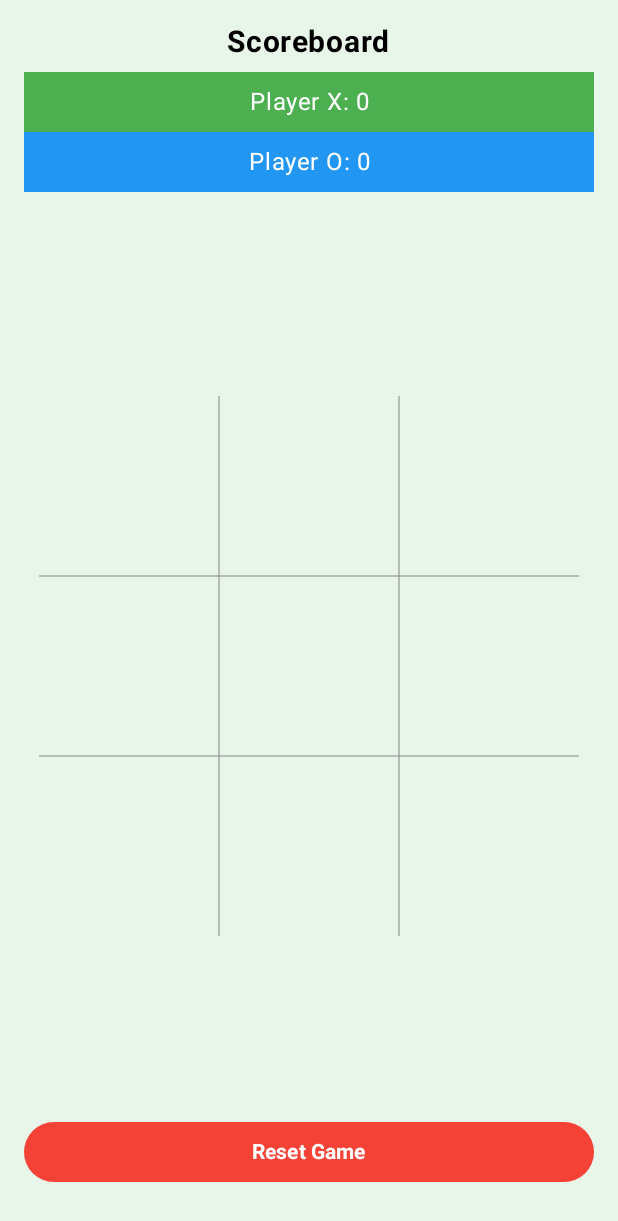
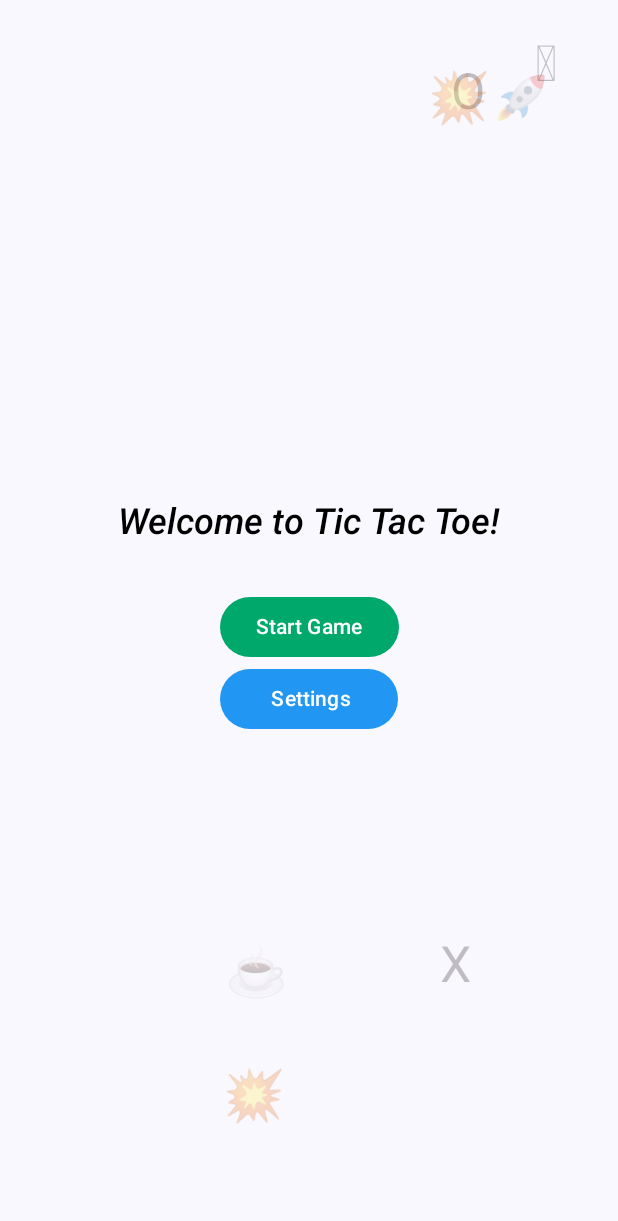
Before and after one commit to hayatnabi/TicTacToeAndroid, an Android app built with Jetpack Compose: the screen it shows after launch (MainActivity), on a phone screen of 412 x 824 dp. Shown: the top 1221 px of the screen. Run offline under Robolectric (Android 15) with nearby library versions, the phone set to English and light mode, and no system bars.

Commit message:
Added main screen random animation using emojies. Added Game Activity and separated code for main screen and game board screen. Added settings activity.

```diff
--- a/app/src/main/java/compose/game/tictactoe/MainActivity.kt
+++ b/app/src/main/java/compose/game/tictactoe/MainActivity.kt
@@ -1,241 +1,173 @@
 package compose.game.tictactoe
 
+import android.content.Intent
 import android.os.Bundle
 import androidx.activity.ComponentActivity
 import androidx.activity.compose.setContent
-import androidx.activity.enableEdgeToEdge
-import androidx.compose.foundation.BorderStroke
-import androidx.compose.foundation.background
-import androidx.compose.foundation.border
-import androidx.compose.foundation.clickable
-import androidx.compose.foundation.layout.Arrangement
+import androidx.compose.animation.core.Animatable
+import androidx.compose.animation.core.AnimationVector1D
+import androidx.compose.animation.core.LinearEasing
+import androidx.compose.animation.core.RepeatMode
+import androidx.compose.animation.core.infiniteRepeatable
+import androidx.compose.animation.core.tween
+import androidx.compose.foundation.Canvas
 import androidx.compose.foundation.layout.Box
 import androidx.compose.foundation.layout.Column
-import androidx.compose.foundation.layout.Row
 import androidx.compose.foundation.layout.Spacer
 import androidx.compose.foundation.layout.fillMaxSize
-import androidx.compose.foundation.layout.fillMaxWidth
-import androidx.compose.foundation.layout.height
 import androidx.compose.foundation.layout.padding
-import androidx.compose.foundation.layout.size
 import androidx.compose.material3.Button
 import androidx.compose.material3.ButtonDefaults
+import androidx.compose.material3.Scaffold
 import androidx.compose.material3.Text
 import androidx.compose.runtime.Composable
-import androidx.compose.runtime.getValue
-import androidx.compose.runtime.mutableIntStateOf
-import androidx.compose.runtime.mutableStateOf
+import androidx.compose.runtime.LaunchedEffect
 import androidx.compose.runtime.remember
-import androidx.compose.runtime.setValue
 import androidx.compose.ui.Alignment
 import androidx.compose.ui.Modifier
-import androidx.compose.ui.draw.drawBehind
-import androidx.compose.ui.geometry.Offset
 import androidx.compose.ui.graphics.Color
-import androidx.compose.ui.graphics.RectangleShape
+import androidx.compose.ui.graphics.nativeCanvas
+import androidx.compose.ui.platform.LocalConfiguration
+import androidx.compose.ui.platform.LocalContext
+import androidx.compose.ui.platform.LocalDensity
+import androidx.compose.ui.text.TextStyle
+import androidx.compose.ui.text.font.FontStyle
 import androidx.compose.ui.text.font.FontWeight
-import androidx.compose.ui.text.style.TextAlign
 import androidx.compose.ui.tooling.preview.Preview
 import androidx.compose.ui.unit.dp
 import androidx.compose.ui.unit.sp
 import compose.game.tictactoe.ui.theme.TicTacToeComposeTheme
+import kotlinx.coroutines.launch
+import kotlin.random.Random
 
 class MainActivity : ComponentActivity() {
     override fun onCreate(savedInstanceState: Bundle?) {
         super.onCreate(savedInstanceState)
         setContent {
             TicTacToeComposeTheme {
-                TicTacToeGameScreen()
+                Scaffold(modifier = Modifier.fillMaxSize()) { innerPadding ->
+                    WelcomeWidget(
+                        name = "Tic Tac Toe",
+                        modifier = Modifier.padding(innerPadding)
+                    )
+                }
             }
         }
     }
 }
 
-@Preview
 @Composable
-fun TicTacToeGameScreen() {
-    var board by remember { mutableStateOf(List(3) { MutableList(3) { "" } }) }
-    var currentPlayer by remember { mutableStateOf("X") }
-    var player1Score by remember { mutableIntStateOf(0) }
-    var player2Score by remember { mutableIntStateOf(0) }
-    var winnerMessage by remember { mutableStateOf<String?>(null) }
+fun WelcomeWidget(name: String, modifier: Modifier = Modifier) {
+    Box(
+        modifier = Modifier
+            .fillMaxSize()
+            .padding(16.dp),
+        contentAlignment = Alignment.Center
+    ) {
+        // Background animation
+        AnimatedEmojiBackground()
 
-    fun checkWinner(): String? {
-        val lines = listOf(
-            // Rows
-            listOf(board[0][0], board[0][1], board[0][2]),
-            listOf(board[1][0], board[1][1], board[1][2]),
-            listOf(board[2][0], board[2][1], board[2][2]),
-            // Columns
-            listOf(board[0][0], board[1][0], board[2][0]),
-            listOf(board[0][1], board[1][1], board[2][1]),
-            listOf(board[0][2], board[1][2], board[2][2]),
-            // Diagonals
-            listOf(board[0][0], board[1][1], board[2][2]),
-            listOf(board[0][2], board[1][1], board[2][0])
-        )
-        for (line in lines) {
-            if (line.all { it == "X" }) return "X"
-            if (line.all { it == "O" }) return "O"
-        }
-        return null
-    }
+        // Foreground content
+        Column(
+            horizontalAlignment = Alignment.CenterHorizontally
+        ) {
+            val context = LocalContext.current
+            Text(
+                text = "Welcome to $name!",
+                color = Color.Black,
+                style = TextStyle(
+                    fontStyle = FontStyle.Italic,
+                    fontWeight = FontWeight(500),
+                    fontSize = 24.sp // Increased font size
+                )
+            )
 
-    fun isBoardFull(): Boolean {
-        return board.flatten().none { it.isEmpty() }
-    }
+            Spacer(modifier = Modifier.padding(top = 32.dp))
 
-    fun handleMove(row: Int, col: Int) {
-        if (board[row][col].isNotEmpty() || winnerMessage != null) return
+            Button(
+                colors = ButtonDefaults.buttonColors(
+                    containerColor = Color(0xFF00A86B), // Jade Green
+                    contentColor = Color.White
+                ),
+                onClick = { context.startActivity(Intent(context, GameActivity::class.java)) }
+            ) {
+                Text(text = "Start Game")
+            }
 
-        board = board.toMutableList().apply {
-            this[row] = this[row].toMutableList().apply {
-                this[col] = currentPlayer
+            Button(
+                colors = ButtonDefaults.buttonColors(
+                    containerColor = Color(0xFF2196F3), // Jade Green
+                    contentColor = Color.White
+                ),
+                onClick = { context.startActivity(Intent(context, SettingsActivity::class.java)) }
+            ) {
+                Text(text = "   Settings  ")
             }
         }
+    }
+}
 
-        val winner = checkWinner()
-        if (winner != null) {
-            winnerMessage = "Player $winner wins!"
-            if (winner == "X") player1Score++ else player2Score++
-        } else if (isBoardFull()) {
-            winnerMessage = "It's a draw!"
-        } else {
-            currentPlayer = if (currentPlayer == "X") "O" else "X"
+@Preview(showBackground = true)
+@Composable
+fun GreetingPreview() {
+    TicTacToeComposeTheme {
+        WelcomeWidget("Tic Tac Toe")
+    }
+}
+
+@Composable
+fun AnimatedEmojiBackground() {
+    val emojis = listOf("X", "O", "\uD83D\uDCA5 ", "🛦", "\uD83D\uDCA5\uD83D\uDE80", "☕")
+    val screenWidth = LocalConfiguration.current.screenWidthDp.dp
+    val screenHeight = LocalConfiguration.current.screenHeightDp.dp
+    val density = LocalDensity.current
+
+    val emojiItems = remember {
+        emojis.map {
+            val x = Random.nextFloat()
+            val y = Animatable(initialValue = Random.nextFloat())
+            EmojiItem(it, x, y)
         }
     }
 
-    fun resetBoard() {
-        board = List(3) { MutableList(3) { "" } }
-        currentPlayer = "X"
-        winnerMessage = null
-    }
-
-    Column(
-        modifier = Modifier
-            .fillMaxSize()
-            .background(Color(0xFFE8F5E9)) // light green
-            .padding(16.dp),
-        verticalArrangement = Arrangement.SpaceBetween
-    ) {
-        Column {
-            // Scoreboard
-            Text("Scoreboard", fontWeight = FontWeight.Bold, fontSize = 20.sp, modifier = Modifier.align(Alignment.CenterHorizontally))
-
-            Spacer(Modifier.height(8.dp))
-
-            Text(
-                text = "Player X: $player1Score",
-                modifier = Modifier
-                    .fillMaxWidth()
-                    .background(Color(0xFF4CAF50)) // Green
-                    .padding(8.dp),
-                color = Color.White,
-                textAlign = TextAlign.Center
-            )
-
-            Text(
-                text = "Player O: $player2Score",
-                modifier = Modifier
-                    .fillMaxWidth()
-                    .background(Color(0xFF2196F3)) // Blue
-                    .padding(8.dp),
-                color = Color.White,
-                textAlign = TextAlign.Center
-            )
-
-            Spacer(Modifier.height(16.dp))
-
-            if (winnerMessage?.isNotEmpty() == true) {
-                Text(
-                    text = winnerMessage.toString(),
-                    fontSize = 22.sp,
-                    fontWeight = FontWeight.Bold,
-                    color = Color.Black,
-                    modifier = Modifier
-                        .padding(bottom = 16.dp)
-                        .align(Alignment.CenterHorizontally)
-                )
-            }
-        }
-
-        // Game board centered vertically and horizontally
-        Box(
-            modifier = Modifier.fillMaxWidth(),
-            contentAlignment = Alignment.Center
-        ) {
-            Column {
-                for (row in 0..2) {
-                    Row {
-                        for (col in 0..2) {
-                            Box(
-                                modifier = Modifier
-                                    .size(120.dp)
-                                    .drawBehind {
-                                        val strokeWidth = 0.7.dp.toPx()
-                                        val gray = Color.Gray
-
-                                        // Right border
-                                        if (col < 2) {
-                                            drawLine(
-                                                color = gray,
-                                                start = Offset(size.width, 0f),
-                                                end = Offset(size.width, size.height),
-                                                strokeWidth = strokeWidth
-                                            )
-                                        }
-                                        // Bottom border
-                                        if (row < 2) {
-                                            drawLine(
-                                                color = gray,
-                                                start = Offset(0f, size.height),
-                                                end = Offset(size.width, size.height),
-                                                strokeWidth = strokeWidth
-                                            )
-                                        }
-                                    }
-                                    .clickable { handleMove(row, col) },
-                                contentAlignment = Alignment.Center
-                            ) {
-                                Box(
-                                    modifier = Modifier
-                                        .fillMaxSize()
-                                        .padding(3.dp)
-                                        .background(
-                                            when (board[row][col]) {
-                                                "X" -> Color(0xFFC8E6C9) // Green
-                                                "O" -> Color(0xFFBBDEFB) // Blue
-                                                else -> Color.Transparent
-                                            }
-                                        ),
-                                    contentAlignment = Alignment.Center
-                                ) {
-                                    Text(
-                                        board[row][col],
-                                        fontSize = 36.sp,
-                                        fontWeight = FontWeight.Bold
-                                    )
-                                }
-                            }
-                        }
-                    }
+    LaunchedEffect(Unit) {
+        emojiItems.forEach { item ->
+            launch {
+                while (true) {
+                    item.y.snapTo(1f)
+                    item.y.animateTo(
+                        targetValue = 0f,
+                        animationSpec = infiniteRepeatable(
+                            animation = tween(durationMillis = 7000 + Random.nextInt(3000), easing = LinearEasing),
+                            repeatMode = RepeatMode.Restart
+                        )
+                    )
                 }
             }
         }
+    }
 
-        // Reset Button at Bottom Center
-        Button(
-            onClick = { resetBoard() },
-            colors = ButtonDefaults.buttonColors(
-                containerColor = Color(0xFFF44336), // Moderate red
-                contentColor = Color.White
-            ),
-            modifier = Modifier
-                .fillMaxWidth()
-                .align(Alignment.CenterHorizontally)
-                .padding(bottom = 16.dp)
-        ) {
-            Text("Reset Game", fontWeight = FontWeight.Bold)
+    Canvas(modifier = Modifier.fillMaxSize()) {
+        emojiItems.forEach { item ->
+            val xPx = item.x * size.width
+            val yPx = item.y.value * size.height
+            drawContext.canvas.nativeCanvas.drawText(
+                item.emoji,
+                xPx,
+                yPx,
+                android.graphics.Paint().apply {
+                    color = android.graphics.Color.BLACK
+                    textSize = 50f
+                    isAntiAlias = true
+                    alpha = 60  // 0 (fully transparent) to 255 (fully opaque)
+                }
+            )
         }
     }
 }
+
+data class EmojiItem(
+    val emoji: String,
+    val x: Float, // x position (as ratio of screen width)
+    val y: Animatable<Float, AnimationVector1D> // y position (0f to 1f, animated)
+)
--- a/app/src/main/java/compose/game/tictactoe/ui/theme/Color.kt
+++ b/app/src/main/java/compose/game/tictactoe/ui/theme/Color.kt
@@ -6,6 +6,9 @@ val Purple80 = Color(0xFFD0BCFF)
 val PurpleGrey80 = Color(0xFFCCC2DC)
 val Pink80 = Color(0xFFEFB8C8)
 
+//val Purple40 = Color(0xFF6650a4)
 val Purple40 = Color(0xFF6650a4)
 val PurpleGrey40 = Color(0xFF625b71)
 val Pink40 = Color(0xFF7D5260)
+
+val JadeGreen = Color(0xFF00A86B)
--- a/app/src/main/res/values/strings.xml
+++ b/app/src/main/res/values/strings.xml
@@ -1,3 +1,5 @@
 <resources>
     <string name="app_name">TicTacToeCompose</string>
+    <string name="title_activity_game">GameActivity</string>
+    <string name="title_activity_settings">SettingsActivity</string>
 </resources>
```
Also changed, not shown: app/src/main/AndroidManifest.xml (+10 -0 lines), app/src/main/java/compose/game/tictactoe/GameActivity.kt (added, +238 -0 lines), app/src/main/java/compose/game/tictactoe/SettingsActivity.kt (added, +168 -0 lines).
